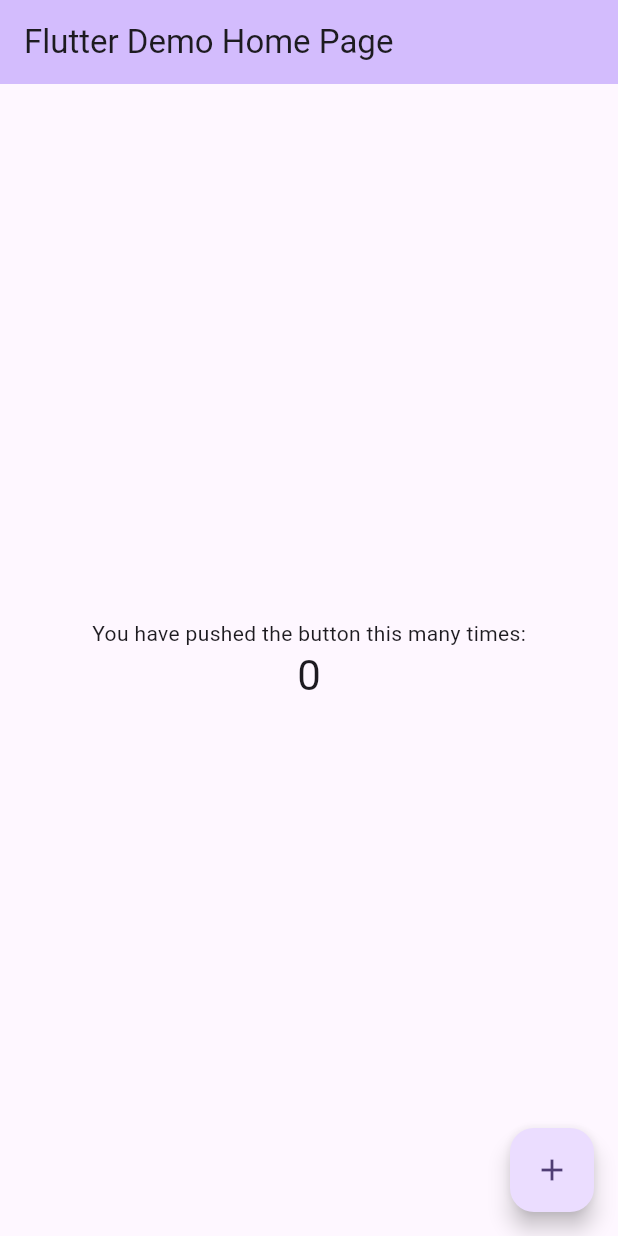
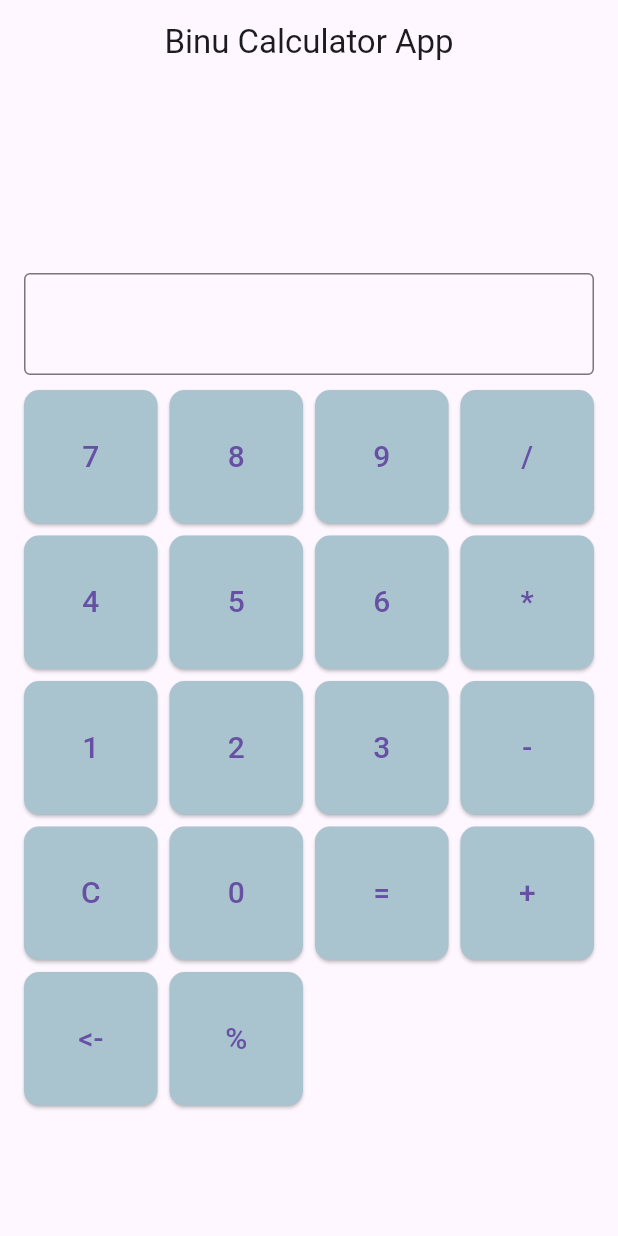
Before and after one commit to Binumaka/calculator-app, a Flutter app: the screen it shows after launch, on a phone screen of 412 x 824 dp. Run offline on Flutter 3.47's test engine with Material 3 defaults, Android fonts, the phone set to English and light mode, and no system bars.

Commit message:
Calculator changes

```diff
--- /dev/null
+++ b/lib/app.dart
@@ -0,0 +1,15 @@
+
+import 'package:calculatorapp/view/calculator_app.dart';
+import 'package:flutter/material.dart';
+
+class MyApp extends StatelessWidget {
+  const MyApp({super.key});
+
+  @override
+  Widget build(BuildContext context) {
+    return const MaterialApp(
+      debugShowCheckedModeBanner: false,
+      home: CalculatorApp(),
+    );
+  }
+}
--- a/lib/main.dart
+++ b/lib/main.dart
@@ -1,125 +1,8 @@
+
+import 'package:calculatorapp/app.dart';
 import 'package:flutter/material.dart';
 
 void main() {
-  runApp(const MyApp());
+  runApp(
+    const MyApp());
 }
-
-class MyApp extends StatelessWidget {
-  const MyApp({super.key});
-
-  // This widget is the root of your application.
-  @override
-  Widget build(BuildContext context) {
-    return MaterialApp(
-      title: 'Flutter Demo',
-      theme: ThemeData(
-        // This is the theme of your application.
-        //
-        // TRY THIS: Try running your application with "flutter run". You'll see
-        // the application has a purple toolbar. Then, without quitting the app,
-        // try changing the seedColor in the colorScheme below to Colors.green
-        // and then invoke "hot reload" (save your changes or press the "hot
-        // reload" button in a Flutter-supported IDE, or press "r" if you used
-        // the command line to start the app).
-        //
-        // Notice that the counter didn't reset back to zero; the application
-        // state is not lost during the reload. To reset the state, use hot
-        // restart instead.
-        //
-        // This works for code too, not just values: Most code changes can be
-        // tested with just a hot reload.
-        colorScheme: ColorScheme.fromSeed(seedColor: Colors.deepPurple),
-        useMaterial3: true,
-      ),
-      home: const MyHomePage(title: 'Flutter Demo Home Page'),
-    );
-  }
-}
-
-class MyHomePage extends StatefulWidget {
-  const MyHomePage({super.key, required this.title});
-
-  // This widget is the home page of your application. It is stateful, meaning
-  // that it has a State object (defined below) that contains fields that affect
-  // how it looks.
-
-  // This class is the configuration for the state. It holds the values (in this
-  // case the title) provided by the parent (in this case the App widget) and
-  // used by the build method of the State. Fields in a Widget subclass are
-  // always marked "final".
-
-  final String title;
-
-  @override
-  State<MyHomePage> createState() => _MyHomePageState();
-}
-
-class _MyHomePageState extends State<MyHomePage> {
-  int _counter = 0;
-
-  void _incrementCounter() {
-    setState(() {
-      // This call to setState tells the Flutter framework that something has
-      // changed in this State, which causes it to rerun the build method below
-      // so that the display can reflect the updated values. If we changed
-      // _counter without calling setState(), then the build method would not be
-      // called again, and so nothing would appear to happen.
-      _counter++;
-    });
-  }
-
-  @override
-  Widget build(BuildContext context) {
-    // This method is rerun every time setState is called, for instance as done
-    // by the _incrementCounter method above.
-    //
-    // The Flutter framework has been optimized to make rerunning build methods
-    // fast, so that you can just rebuild anything that needs updating rather
-    // than having to individually change instances of widgets.
-    return Scaffold(
-      appBar: AppBar(
-        // TRY THIS: Try changing the color here to a specific color (to
-        // Colors.amber, perhaps?) and trigger a hot reload to see the AppBar
-        // change color while the other colors stay the same.
-        backgroundColor: Theme.of(context).colorScheme.inversePrimary,
-        // Here we take the value from the MyHomePage object that was created by
-        // the App.build method, and use it to set our appbar title.
-        title: Text(widget.title),
-      ),
-      body: Center(
-        // Center is a layout widget. It takes a single child and positions it
-        // in the middle of the parent.
-        child: Column(
-          // Column is also a layout widget. It takes a list of children and
-          // arranges them vertically. By default, it sizes itself to fit its
-          // children horizontally, and tries to be as tall as its parent.
-          //
-          // Column has various properties to control how it sizes itself and
-          // how it positions its children. Here we use mainAxisAlignment to
-          // center the children vertically; the main axis here is the vertical
-          // axis because Columns are vertical (the cross axis would be
-          // horizontal).
-          //
-          // TRY THIS: Invoke "debug painting" (choose the "Toggle Debug Paint"
-          // action in the IDE, or press "p" in the console), to see the
-          // wireframe for each widget.
-          mainAxisAlignment: MainAxisAlignment.center,
-          children: <Widget>[
-            const Text(
-              'You have pushed the button this many times:',
-            ),
-            Text(
-              '$_counter',
-              style: Theme.of(context).textTheme.headlineMedium,
-            ),
-          ],
-        ),
-      ),
-      floatingActionButton: FloatingActionButton(
-        onPressed: _incrementCounter,
-        tooltip: 'Increment',
-        child: const Icon(Icons.add),
-      ), // This trailing comma makes auto-formatting nicer for build methods.
-    );
-  }
-}
--- a/lib/view/calculator_app.dart
+++ b/lib/view/calculator_app.dart
@@ -0,0 +1,174 @@
+ import 'package:flutter/material.dart';
+
+class CalculatorApp extends StatefulWidget {
+  const CalculatorApp({Key? key}) : super(key: key);
+
+  @override
+  State<CalculatorApp> createState() => _CalculatorAppState();
+}
+
+class _CalculatorAppState extends State<CalculatorApp> {
+  @override
+  Widget build(BuildContext context) {
+    return Scaffold(
+      appBar: AppBar(
+        title: const Text('Binu Calculator App'),
+        centerTitle: true,
+      ),
+      body: const CalculatorView(),
+    );
+  }
+}
+
+class CalculatorView extends StatefulWidget {
+  const CalculatorView({Key? key}) : super(key: key);
+
+  @override
+  State<CalculatorView> createState() => _CalculatorViewState();
+}
+
+class _CalculatorViewState extends State<CalculatorView> {
+  final TextEditingController _textController = TextEditingController();
+  final List<String> _history = [];
+  int? first;
+  String operation = "";
+
+  void onButtonPressed(String symbol) {
+    if (symbol == "C") {
+      _textController.clear();
+      first = null;
+      operation = "";
+      _history.clear();
+    } else if (symbol == "<-") {
+      if (_textController.text.isNotEmpty) {
+        _textController.text =
+            _textController.text.substring(0, _textController.text.length - 1);
+      }
+    } else if (["+", "-", "*", "/", "%"].contains(symbol)) {
+      if (_textController.text.isNotEmpty) {
+        first = int.tryParse(_textController.text);
+        if (first != null) {
+          _history.insert(0, "$first");
+        }
+        operation = symbol;
+        _textController.clear();
+      }
+    } else if (symbol == "=") {
+      if (_textController.text.isNotEmpty &&
+          first != null &&
+          operation.isNotEmpty) {
+        int second = int.tryParse(_textController.text) ?? 0;
+        int result = 0;
+
+        switch (operation) {
+          case "+":
+            result = first! + second;
+            break;
+          case "-":
+            result = first! - second;
+            break;
+          case "*":
+            result = first! * second;
+            break;
+          case "/":
+            result = second != 0 ? first! ~/ second : 0;
+            break;
+          case "%":
+            result = first! % second;
+            break;
+        }
+
+        _history.insert(0, "$first $operation $second = $result");
+        _textController.text = result.toString();
+        first = null;
+        operation = "";
+      }
+    } else {
+      _textController.text += symbol;
+    }
+    setState(() {});
+  }
+
+  @override
+  Widget build(BuildContext context) {
+    final List<String> lstSymbols = [
+      '7',
+      '8',
+      '9',
+      '/',
+      '4',
+      '5',
+      '6',
+      '*',
+      '1',
+      '2',
+      '3',
+      '-',
+      'C',
+      '0',
+      '=',
+      '+',
+      '<-',
+      '%'
+    ];
+
+    return Padding(
+      padding: const EdgeInsets.all(16.0),
+      child: Column(
+        children: [
+          SizedBox(
+            height: 100,
+            child: ListView.builder(
+              itemCount: _history.length,
+              itemBuilder: (context, index) {
+                return Text(
+                  _history[index],
+                  style: const TextStyle(fontSize: 16),
+                  textAlign: TextAlign.right,
+                );
+              },
+            ),
+          ),
+          const SizedBox(height: 10),
+          // TextBox for input and output
+          TextField(
+            controller: _textController,
+            textAlign: TextAlign.right,
+            style: const TextStyle(fontSize: 24),
+            decoration: const InputDecoration(
+              border: OutlineInputBorder(),
+            ),
+            readOnly: true,
+          ),
+          const SizedBox(height: 10),
+          // Calculator buttons grid with GridView.builder
+          Expanded(
+            child: GridView.builder(
+              gridDelegate: const SliverGridDelegateWithFixedCrossAxisCount(
+                crossAxisCount: 4,
+                crossAxisSpacing: 8.0,
+                mainAxisSpacing: 8.0,
+              ),
+              itemCount: lstSymbols.length,
+              itemBuilder: (context, index) {
+                return ElevatedButton(
+                  style: ElevatedButton.styleFrom(
+                    backgroundColor: const Color.fromARGB(255, 169, 195, 207),
+                    shape: RoundedRectangleBorder(
+                      borderRadius: BorderRadius.circular(10),
+                    ),
+                  ),
+                  onPressed: () => onButtonPressed(lstSymbols[index]),
+                  child: Text(
+                    lstSymbols[index],
+                    style: const TextStyle(fontSize: 20),
+                  ),
+                );
+              },
+            ),
+          ),
+        ],
+      ),
+    );
+  }
+}
```
Also changed, not shown: 1 other file.
